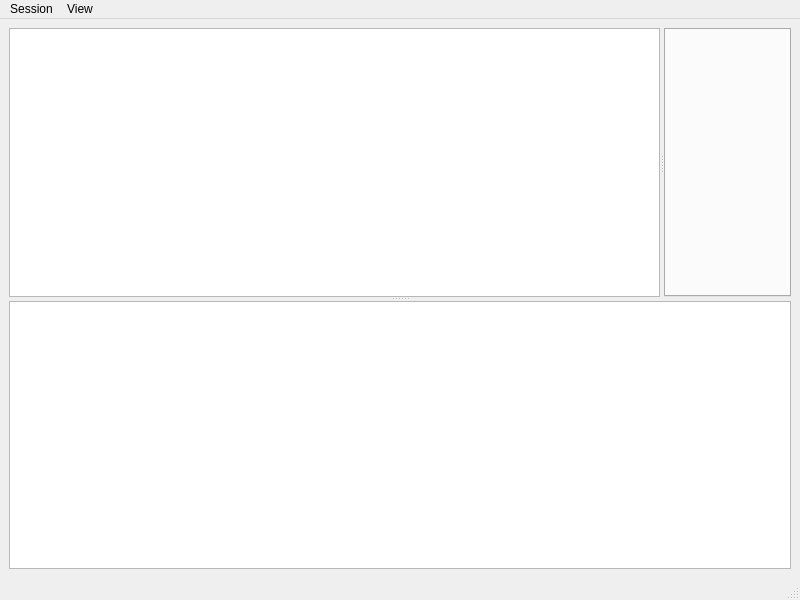
The window that src/mainwindow.ui (dmr-tools/anytone-emu) describes before a commit, drawn with Qt 5.
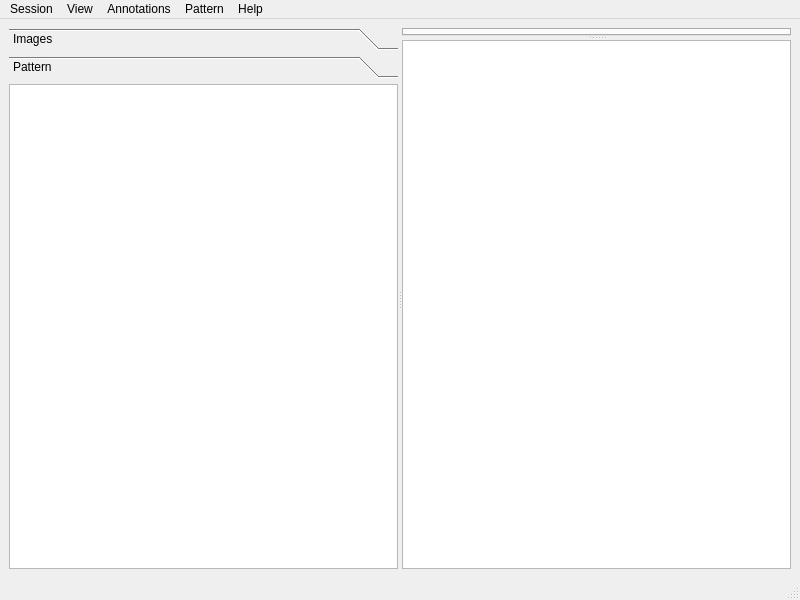
The same window after the commit. Custom widgets are drawn as their Qt base class.

What changed in the file:
```diff
--- a/src/mainwindow.ui
+++ b/src/mainwindow.ui
@@ -16,40 +16,111 @@
   <widget class="QWidget" name="centralwidget">
    <layout class="QVBoxLayout" name="verticalLayout">
     <item>
-     <widget class="QSplitter" name="horizontalSplitter">
-      <property name="maximumSize">
-       <size>
-        <width>16777215</width>
-        <height>16777215</height>
-       </size>
-      </property>
+     <widget class="QSplitter" name="verticalSplitter">
       <property name="orientation">
-       <enum>Qt::Vertical</enum>
+       <enum>Qt::Horizontal</enum>
       </property>
-      <widget class="QSplitter" name="verticalSplitter">
+      <property name="childrenCollapsible">
+       <bool>false</bool>
+      </property>
+      <widget class="QToolBox" name="toolBox">
        <property name="sizePolicy">
-        <sizepolicy hsizetype="Expanding" vsizetype="Expanding">
+        <sizepolicy hsizetype="Minimum" vsizetype="Expanding">
          <horstretch>0</horstretch>
          <verstretch>0</verstretch>
         </sizepolicy>
        </property>
+       <property name="currentIndex">
+        <number>1</number>
+       </property>
+       <widget class="QWidget" name="imagesPage">
+        <property name="geometry">
+         <rect>
+          <x>0</x>
+          <y>0</y>
+          <width>389</width>
+          <height>476</height>
+         </rect>
+        </property>
+        <attribute name="label">
+         <string>Images</string>
+        </attribute>
+        <layout class="QVBoxLayout" name="verticalLayout_2">
+         <property name="spacing">
+          <number>0</number>
+         </property>
+         <property name="leftMargin">
+          <number>0</number>
+         </property>
+         <property name="topMargin">
+          <number>0</number>
+         </property>
+         <property name="rightMargin">
+          <number>0</number>
+         </property>
+         <property name="bottomMargin">
+          <number>0</number>
+         </property>
+         <item>
+          <widget class="QTreeView" name="images">
+           <property name="sizePolicy">
+            <sizepolicy hsizetype="Minimum" vsizetype="Expanding">
+             <horstretch>0</horstretch>
+             <verstretch>0</verstretch>
+            </sizepolicy>
+           </property>
+           <property name="selectionMode">
+            <enum>QAbstractItemView::ExtendedSelection</enum>
+           </property>
+           <property name="headerHidden">
+            <bool>true</bool>
+           </property>
+          </widget>
+         </item>
+        </layout>
+       </widget>
+       <widget class="QWidget" name="patternPage">
+        <property name="geometry">
+         <rect>
+          <x>0</x>
+          <y>0</y>
+          <width>389</width>
+          <height>476</height>
+         </rect>
+        </property>
+        <attribute name="label">
+         <string>Pattern</string>
+        </attribute>
+        <layout class="QVBoxLayout" name="verticalLayout_3">
+         <property name="spacing">
+          <number>0</number>
+         </property>
+         <property name="leftMargin">
+          <number>0</number>
+         </property>
+         <property name="topMargin">
+          <number>0</number>
+         </property>
+         <property name="rightMargin">
+          <number>0</number>
+         </property>
+         <property name="bottomMargin">
+          <number>0</number>
+         </property>
+         <item>
+          <widget class="PatternView" name="patterns">
+           <property name="headerHidden">
+            <bool>true</bool>
+           </property>
+          </widget>
+         </item>
+        </layout>
+       </widget>
+      </widget>
+      <widget class="QSplitter" name="horizontalSplitter">
        <property name="orientation">
-        <enum>Qt::Horizontal</enum>
+        <enum>Qt::Vertical</enum>
        </property>
-       <property name="childrenCollapsible">
-        <bool>false</bool>
-       </property>
-       <widget class="QTreeView" name="images">
-        <property name="sizePolicy">
-         <sizepolicy hsizetype="Minimum" vsizetype="Expanding">
-          <horstretch>0</horstretch>
-          <verstretch>0</verstretch>
-         </sizepolicy>
-        </property>
-        <property name="selectionMode">
-         <enum>QAbstractItemView::ExtendedSelection</enum>
-        </property>
-       </widget>
        <widget class="QTabWidget" name="tabs">
         <property name="currentIndex">
          <number>-1</number>
@@ -58,14 +129,14 @@
          <bool>true</bool>
         </property>
        </widget>
-      </widget>
-      <widget class="QTextBrowser" name="log">
-       <property name="sizePolicy">
-        <sizepolicy hsizetype="Expanding" vsizetype="Minimum">
-         <horstretch>0</horstretch>
-         <verstretch>0</verstretch>
-        </sizepolicy>
-       </property>
+       <widget class="QTextBrowser" name="log">
+        <property name="sizePolicy">
+         <sizepolicy hsizetype="Expanding" vsizetype="Minimum">
+          <horstretch>0</horstretch>
+          <verstretch>0</verstretch>
+         </sizepolicy>
+        </property>
+       </widget>
       </widget>
      </widget>
     </item>
@@ -112,8 +183,61 @@
     <addaction name="separator"/>
     <addaction name="actionShow_Log"/>
    </widget>
+   <widget class="QMenu" name="menuAnnotations">
+    <property name="title">
+     <string>Annotations</string>
+    </property>
+    <addaction name="actionAnnotate"/>
+    <addaction name="actionClear_annotations"/>
+   </widget>
+   <widget class="QMenu" name="menuHelp">
+    <property name="title">
+     <string>Help</string>
+    </property>
+    <addaction name="actionAbout"/>
+    <addaction name="actionManual"/>
+   </widget>
+   <widget class="QMenu" name="menuPattern">
+    <property name="title">
+     <string>Pattern</string>
+    </property>
+    <widget class="QMenu" name="menuAdd_repeat">
+     <property name="title">
+      <string>Add repeat</string>
+     </property>
+     <addaction name="actionAdd_sparse_repeat"/>
+     <addaction name="actionAdd_block_repeat"/>
+     <addaction name="actionAdd_fixed_repeat"/>
+    </widget>
+    <widget class="QMenu" name="menuAdd_integer">
+     <property name="title">
+      <string>Add integer</string>
+     </property>
+     <addaction name="actionAdd_bit"/>
+     <addaction name="actionAdd_uint8"/>
+     <addaction name="actionAdd_int8"/>
+     <addaction name="actionAdd_uint16"/>
+     <addaction name="actionAdd_int16"/>
+     <addaction name="actionAdd_uint32"/>
+     <addaction name="actionAdd_int32"/>
+     <addaction name="actionAdd_BCD8"/>
+    </widget>
+    <addaction name="actionEdit_pattern"/>
+    <addaction name="separator"/>
+    <addaction name="menuAdd_repeat"/>
+    <addaction name="actionAdd_element"/>
+    <addaction name="menuAdd_integer"/>
+    <addaction name="actionAdd_enum"/>
+    <addaction name="actionAdd_unknown"/>
+    <addaction name="actionAdd_unused"/>
+    <addaction name="separator"/>
+    <addaction name="actionDelete_pattern"/>
+   </widget>
    <addaction name="menuSession"/>
    <addaction name="menuView"/>
+   <addaction name="menuAnnotations"/>
+   <addaction name="menuPattern"/>
+   <addaction name="menuHelp"/>
   </widget>
   <widget class="QStatusBar" name="statusbar"/>
   <action name="actionOpen">
@@ -219,6 +343,13 @@
    </property>
   </action>
  </widget>
+ <customwidgets>
+  <customwidget>
+   <class>PatternView</class>
+   <extends>QTreeView</extends>
+   <header>patternview.hh</header>
+  </customwidget>
+ </customwidgets>
  <resources/>
  <connections/>
 </ui>
```
Left out of the diff: 120 changed lines with no effect on the pictures.
